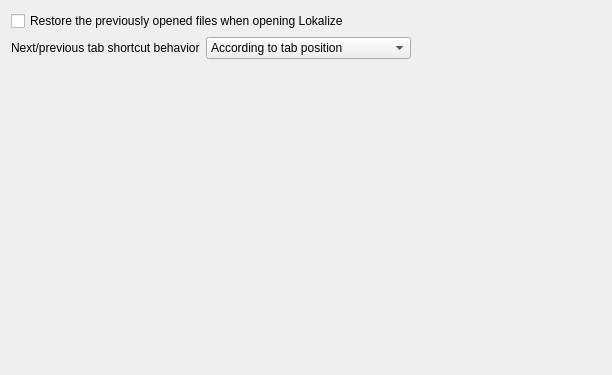
Before: the Qt Designer form src/prefs/prefs_general.ui in KDE/lokalize, drawn with Qt 5.
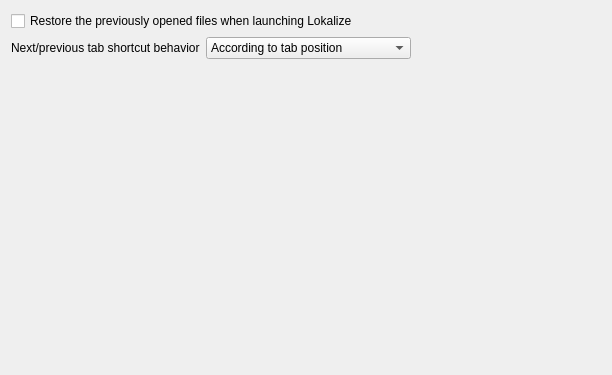
After: the same form once the commit is applied.

Commit message: Improve the option text message

What changed in the file:
```diff
--- a/src/prefs/prefs_general.ui
+++ b/src/prefs/prefs_general.ui
@@ -33,7 +33,7 @@
    <item row="0" column="0">
     <widget class="QCheckBox" name="kcfg_RestoreRecentFilesOnStartup">
      <property name="text">
-      <string>Restore the previously opened files when opening Lokalize</string>
+      <string>Restore the previously opened files when launching Lokalize</string>
      </property>
     </widget>
    </item>
```
